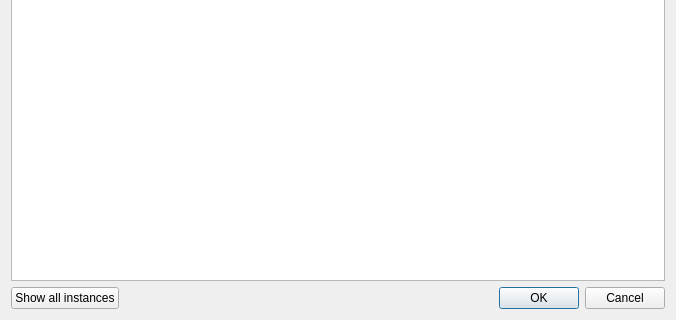
Above: launcher/ui/dialogs/ImportResourceDialog.ui from PrismLauncher/PrismLauncher before the change; both pictures show x 0 to 676 and y 235 to 555 of the 676 by 555 pixel window. Below: the same form after it.
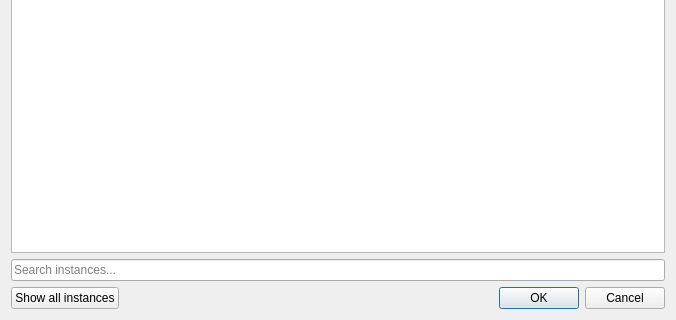
That is the form after the change.

Commit message: feat(import): add instance search

```diff
--- a/launcher/ui/dialogs/ImportResourceDialog.ui
+++ b/launcher/ui/dialogs/ImportResourceDialog.ui
@@ -31,6 +31,16 @@
    <item>
     <widget class="QListView" name="instanceView"/>
    </item>
+   <item>
+    <widget class="QLineEdit" name="searchEdit">
+     <property name="placeholderText">
+      <string>Search instances...</string>
+     </property>
+     <property name="clearButtonEnabled">
+      <bool>true</bool>
+     </property>
+    </widget>
+   </item>
    <item>
     <layout class="QHBoxLayout" name="horizontalLayout">
      <item>
```
The commit also changes 3 other files.
